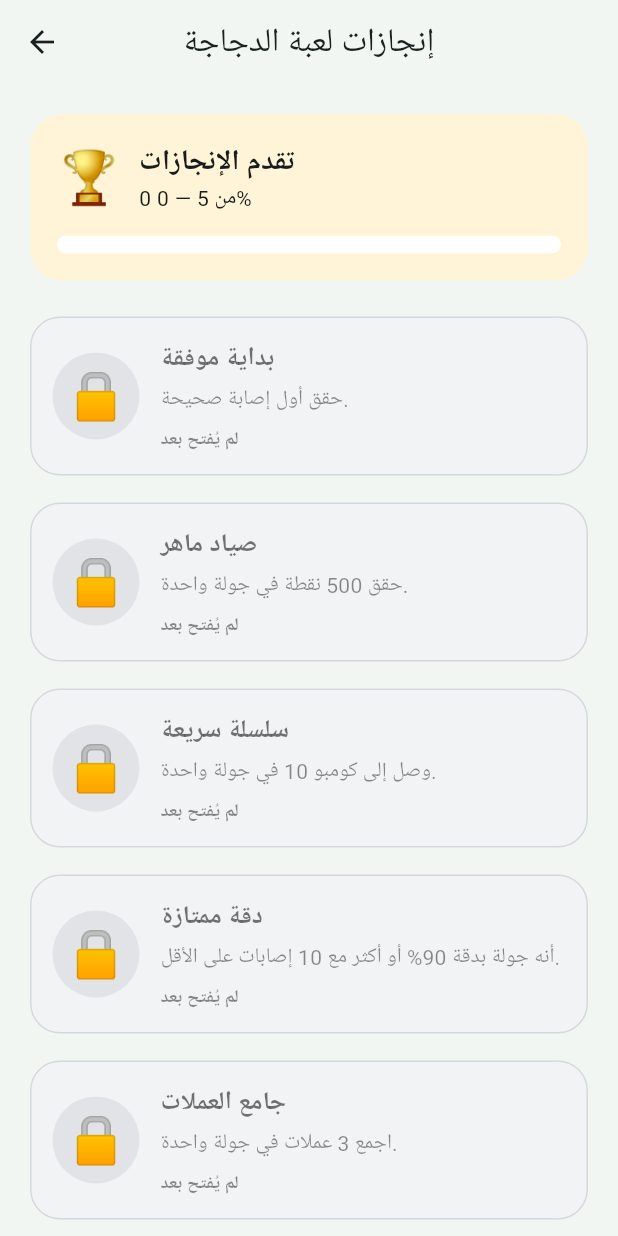
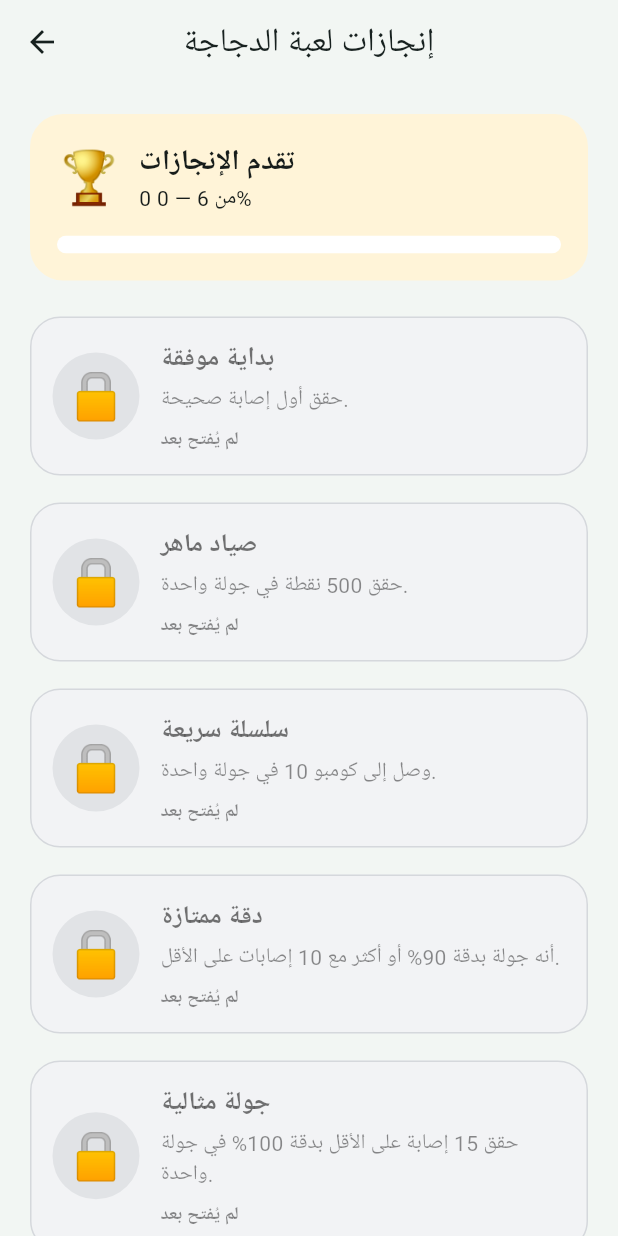
Before and after one commit to aljwaal1/gameslocal, a Flutter app: the ChickenAchievementsScreen screen opened directly, on a phone screen of 412 x 824 dp. Run offline on Flutter 3.47's test engine with Material 3 defaults, Android fonts, the phone set to English and light mode, and no system bars; our stand-ins replace shared_preferences; accounts and stored records are empty.

Commit message:
feat(chicken): add perfect round achievement

```diff
--- a/lib/games/chicken/chicken_achievements.dart
+++ b/lib/games/chicken/chicken_achievements.dart
@@ -33,6 +33,12 @@ class ChickenAchievements {
       title: 'دقة ممتازة',
       description: 'أنه جولة بدقة 90% أو أكثر مع 10 إصابات على الأقل.',
       emoji: '🎯',
+    ),
+    ChickenAchievement(
+      id: 'perfect_15',
+      title: 'جولة مثالية',
+      description: 'حقق 15 إصابة على الأقل بدقة 100% في جولة واحدة.',
+      emoji: '💯',
     ),
     ChickenAchievement(
       id: 'coins_3',
@@ -102,6 +108,7 @@ class ChickenAchievements {
     unlock('score_500', score >= 500);
     unlock('combo_10', bestCombo >= 10);
     unlock('accuracy_90', hits >= 10 && accuracy >= 90);
+    unlock('perfect_15', hits >= 15 && accuracy == 100);
     unlock('coins_3', coins >= 3);
 
     if (newlyUnlocked.isNotEmpty) {
```
